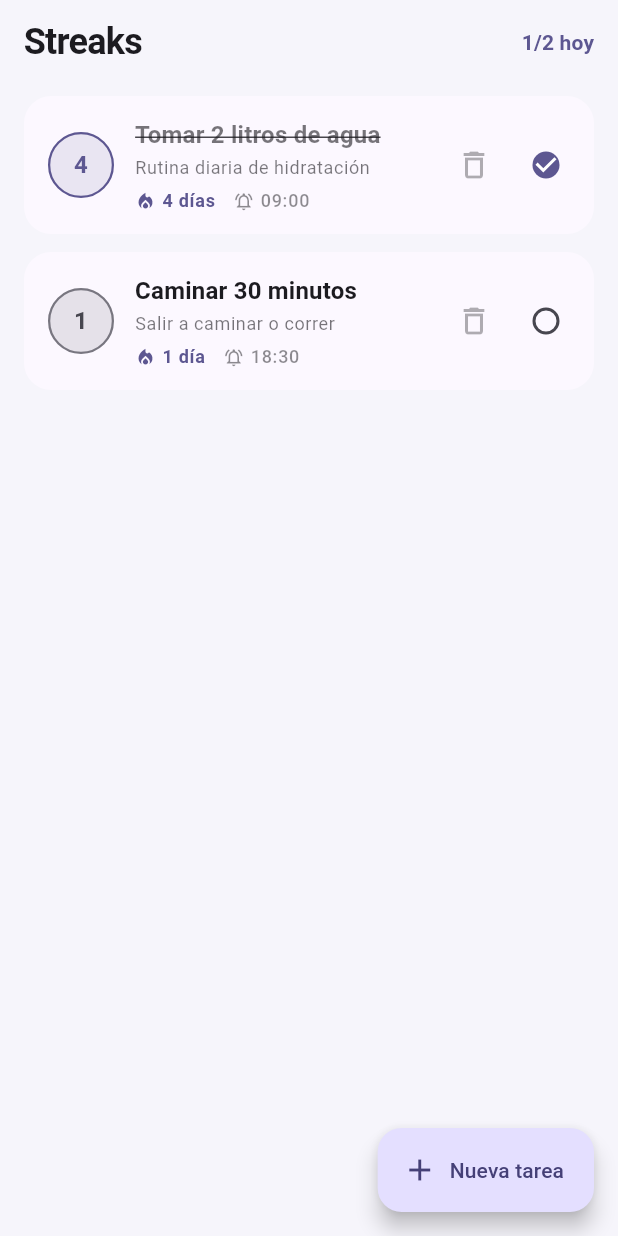
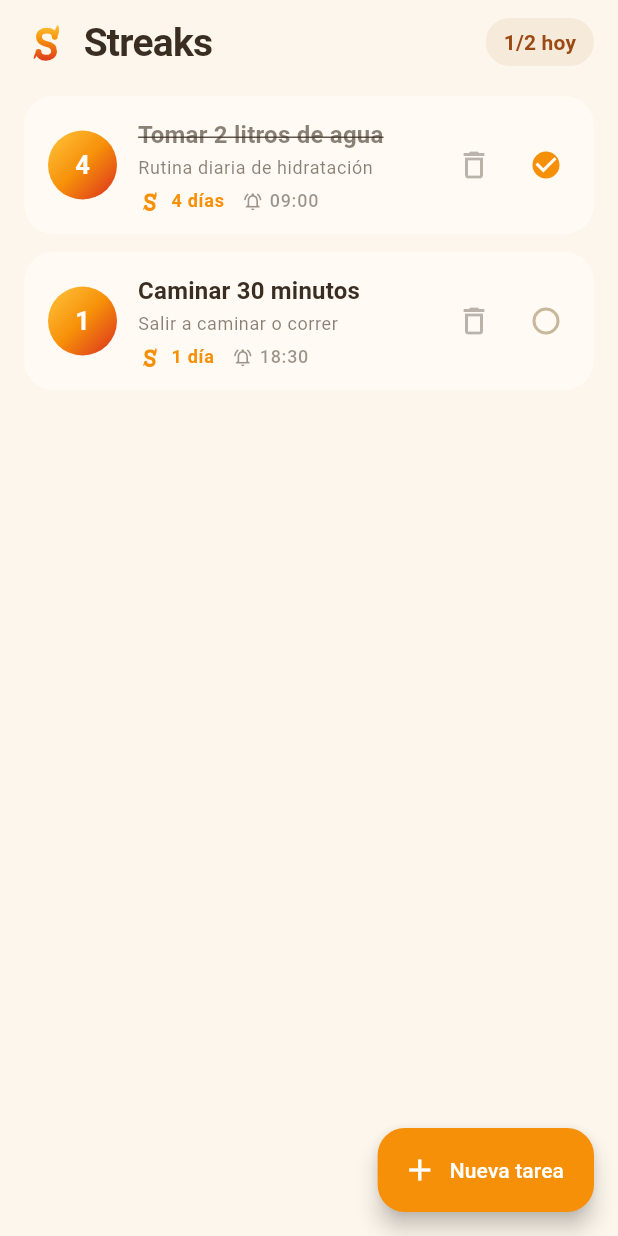
Before and after one commit to ibedoya13/streaks, a Flutter app: the screen it shows after launch, after a tap on an icon or button, on a phone screen of 412 x 824 dp. Run offline on Flutter 3.47's test engine with Material 3 defaults, Android fonts, the phone set to English and light mode, and no system bars.

Commit message:
feat: apply cream/fire palette and add flame "S" icon
Restyle the app around warm cream neutrals with orange, red and yellow
reserved for meaningful accents, and introduce the brand mark.

- lib/theme.dart: replace the purple seed with an explicit cream-based
  ColorScheme for light and dark, plus themed buttons, inputs, FAB,
  checkbox and switch.
- lib/widgets/flame_logo.dart: new FlameLogo widget painting the "S" with
  flame tongues, reusing the icon geometry so app and launcher stay in sync.
- lib/widgets/task_card.dart: fire-gradient streak badge, FlameLogo next to
  the streak count.
- lib/screens/home_screen.dart: FlameLogo in the app bar, pill-shaped
  progress counter, FlameLogo in the empty state.
- assets/icon/*.svg: icon sources (full, round, adaptive foreground,
  monochrome) generated by tool/generate_icon.py.
- tool/generate_icon.py, tool/install_android_icon.sh: icon generation and
  installation into the Android mipmap densities.
- android/app/src/main/res: launcher icons for all densities, adaptive icon
  XML and the cream background colour.

```diff
--- a/lib/screens/home_screen.dart
+++ b/lib/screens/home_screen.dart
@@ -1,7 +1,9 @@
 import 'package:flutter/material.dart';
 
 import '../models/streak_task.dart';
+import '../theme.dart';
 import '../widgets/add_task_sheet.dart';
+import '../widgets/flame_logo.dart';
 import '../widgets/task_card.dart';
 
 /// First screen of the app: the list of recurring tasks and their streaks.
@@ -79,17 +81,33 @@ class _HomeScreenState extends State<HomeScreen> {
 
     return Scaffold(
       appBar: AppBar(
-        title: const Text('Streaks'),
+        title: const Row(
+          children: [
+            FlameLogo(size: 30),
+            SizedBox(width: 10),
+            Text('Streaks'),
+          ],
+        ),
         actions: [
           if (_tasks.isNotEmpty)
             Padding(
               padding: const EdgeInsets.only(right: 16),
               child: Center(
-                child: Text(
-                  '$doneCount/${_tasks.length} hoy',
-                  style: theme.textTheme.labelLarge?.copyWith(
-                    color: theme.colorScheme.primary,
-                    fontWeight: FontWeight.w600,
+                child: Container(
+                  padding: const EdgeInsets.symmetric(
+                    horizontal: 12,
+                    vertical: 6,
+                  ),
+                  decoration: BoxDecoration(
+                    color: StreaksTheme.creamDeep,
+                    borderRadius: BorderRadius.circular(20),
+                  ),
+                  child: Text(
+                    '$doneCount/${_tasks.length} hoy',
+                    style: theme.textTheme.labelLarge?.copyWith(
+                      color: StreaksTheme.ember,
+                      fontWeight: FontWeight.w700,
+                    ),
                   ),
                 ),
               ),
@@ -134,11 +152,7 @@ class _EmptyState extends StatelessWidget {
         child: Column(
           mainAxisSize: MainAxisSize.min,
           children: [
-            Icon(
-              Icons.local_fire_department_outlined,
-              size: 64,
-              color: theme.colorScheme.primary,
-            ),
+            const FlameLogo(size: 72),
             const SizedBox(height: 16),
             Text(
               'Empieza tu primera racha',
--- a/lib/theme.dart
+++ b/lib/theme.dart
@@ -1,23 +1,82 @@
 import 'package:flutter/material.dart';
 
-/// Shared visual identity for the Streaks app.
+/// Visual identity for the Streaks app.
+///
+/// The palette is built from warm cream neutrals for the surfaces, with
+/// orange, red and yellow reserved for the accents that carry meaning:
+/// fire (streaks), danger (destructive actions) and highlights.
 class StreaksTheme {
-  static const seed = Color(0xFF6C5CE7);
+  // Warm neutrals: the canvas stays quiet so the fire colours stand out.
+  static const cream = Color(0xFFFDF6EC);
+  static const creamDeep = Color(0xFFF6EADA);
+  static const creamSurface = Color(0xFFFFFBF4);
+  static const ink = Color(0xFF3A2E22);
+  static const inkMuted = Color(0xFF8A7862);
+
+  // Fire accents.
+  static const flameYellow = Color(0xFFFFC53D);
+  static const flameOrange = Color(0xFFF79009);
+  static const flameRed = Color(0xFFD92D20);
+  static const ember = Color(0xFF9A4A12);
 
   static ThemeData light() => _build(Brightness.light);
   static ThemeData dark() => _build(Brightness.dark);
 
   static ThemeData _build(Brightness brightness) {
-    final scheme = ColorScheme.fromSeed(
-      seedColor: seed,
-      brightness: brightness,
-    );
+    final isLight = brightness == Brightness.light;
+
+    final scheme = isLight
+        ? const ColorScheme(
+            brightness: Brightness.light,
+            primary: flameOrange,
+            onPrimary: Color(0xFFFFFFFF),
+            primaryContainer: Color(0xFFFFE3BC),
+            onPrimaryContainer: ember,
+            secondary: flameRed,
+            onSecondary: Color(0xFFFFFFFF),
+            secondaryContainer: Color(0xFFFBD9D5),
+            onSecondaryContainer: Color(0xFF7A1B12),
+            tertiary: flameYellow,
+            onTertiary: Color(0xFF4A3200),
+            tertiaryContainer: Color(0xFFFFF0C7),
+            onTertiaryContainer: Color(0xFF6B4A00),
+            error: Color(0xFFB3261E),
+            onError: Color(0xFFFFFFFF),
+            surface: creamSurface,
+            onSurface: ink,
+            surfaceContainerHighest: creamDeep,
+            onSurfaceVariant: inkMuted,
+            outline: Color(0xFFC9B79B),
+            outlineVariant: Color(0xFFE7DAC6),
+          )
+        : const ColorScheme(
+            brightness: Brightness.dark,
+            primary: flameOrange,
+            onPrimary: Color(0xFF2A1500),
+            primaryContainer: Color(0xFF7A3D00),
+            onPrimaryContainer: Color(0xFFFFDDB3),
+            secondary: flameRed,
+            onSecondary: Color(0xFFFFFFFF),
+            secondaryContainer: Color(0xFF6B1F14),
+            onSecondaryContainer: Color(0xFFFFDAD4),
+            tertiary: flameYellow,
+            onTertiary: Color(0xFF3B2800),
+            tertiaryContainer: Color(0xFF5A3F00),
+            onTertiaryContainer: Color(0xFFFFE08A),
+            error: Color(0xFFFFB4AB),
+            onError: Color(0xFF690005),
+            surface: Color(0xFF241B12),
+            onSurface: Color(0xFFF3E5D6),
+            surfaceContainerHighest: Color(0xFF32271C),
+            onSurfaceVariant: Color(0xFFD3C2AE),
+            outline: Color(0xFF9C8B77),
+            outlineVariant: Color(0xFF4A3E31),
+          );
+
     return ThemeData(
       colorScheme: scheme,
       useMaterial3: true,
-      scaffoldBackgroundColor: brightness == Brightness.light
-          ? const Color(0xFFF6F5FB)
-          : scheme.surface,
+      scaffoldBackgroundColor: isLight ? cream : scheme.surface,
       appBarTheme: AppBarTheme(
         backgroundColor: Colors.transparent,
         foregroundColor: scheme.onSurface,
@@ -25,34 +84,75 @@ class StreaksTheme {
         centerTitle: false,
         titleTextStyle: TextStyle(
           color: scheme.onSurface,
-          fontSize: 24,
+          fontSize: 26,
           fontWeight: FontWeight.w700,
           letterSpacing: -0.5,
         ),
       ),
       cardTheme: CardThemeData(
         elevation: 0,
-        color: scheme.surface,
+        color: isLight ? creamSurface : scheme.surfaceContainerHighest,
         shape: RoundedRectangleBorder(
-          borderRadius: BorderRadius.circular(18),
+          borderRadius: BorderRadius.circular(20),
         ),
         margin: EdgeInsets.zero,
       ),
       inputDecorationTheme: InputDecorationTheme(
         filled: true,
-        fillColor: scheme.surfaceContainerHighest.withValues(alpha: 0.5),
+        fillColor: isLight
+            ? creamSurface
+            : scheme.surfaceContainerHighest.withValues(alpha: 0.6),
+        contentPadding: const EdgeInsets.symmetric(
+          horizontal: 16,
+          vertical: 14,
+        ),
         border: OutlineInputBorder(
           borderRadius: BorderRadius.circular(14),
-          borderSide: BorderSide.none,
+          borderSide: BorderSide(color: scheme.outlineVariant),
+        ),
+        enabledBorder: OutlineInputBorder(
+          borderRadius: BorderRadius.circular(14),
+          borderSide: BorderSide(color: scheme.outlineVariant),
+        ),
+        focusedBorder: OutlineInputBorder(
+          borderRadius: BorderRadius.circular(14),
+          borderSide: BorderSide(color: scheme.primary, width: 2),
         ),
       ),
       filledButtonTheme: FilledButtonThemeData(
         style: FilledButton.styleFrom(
+          backgroundColor: scheme.primary,
+          foregroundColor: scheme.onPrimary,
+          padding: const EdgeInsets.symmetric(horizontal: 20, vertical: 14),
           shape: RoundedRectangleBorder(
             borderRadius: BorderRadius.circular(14),
           ),
         ),
       ),
+      floatingActionButtonTheme: FloatingActionButtonThemeData(
+        backgroundColor: scheme.primary,
+        foregroundColor: scheme.onPrimary,
+        shape: RoundedRectangleBorder(
+          borderRadius: BorderRadius.circular(18),
+        ),
+      ),
+      checkboxTheme: CheckboxThemeData(
+        shape: const CircleBorder(),
+        side: BorderSide(color: scheme.outline, width: 2),
+      ),
+      switchTheme: SwitchThemeData(
+        thumbColor: WidgetStateProperty.resolveWith(
+          (states) => states.contains(WidgetState.selected)
+              ? scheme.onPrimary
+              : scheme.outline,
+        ),
+        trackColor: WidgetStateProperty.resolveWith(
+          (states) => states.contains(WidgetState.selected)
+              ? scheme.primary
+              : scheme.surfaceContainerHighest,
+        ),
+      ),
+      dividerTheme: DividerThemeData(color: scheme.outlineVariant),
     );
   }
 }
--- /dev/null
+++ b/lib/widgets/flame_logo.dart
@@ -0,0 +1,105 @@
+import 'package:flutter/material.dart';
+
+/// The Streaks mark: a flowing "S" with two flame tongues, painted with the
+/// same geometry as the launcher icon (see tool/generate_icon.py) so the app
+/// and the icon stay in sync.
+class FlameLogo extends StatelessWidget {
+  const FlameLogo({super.key, this.size = 32, this.color});
+
+  final double size;
+
+  /// When null the logo uses the yellow -> orange -> red fire ramp.
+  final Color? color;
+
+  @override
+  Widget build(BuildContext context) {
+    return SizedBox(
+      width: size,
+      height: size,
+      child: CustomPaint(painter: _FlameLogoPainter(color)),
+    );
+  }
+}
+
+class _FlameLogoPainter extends CustomPainter {
+  const _FlameLogoPainter(this.color);
+
+  final Color? color;
+
+  // The S centreline, in the icon's 1024x1024 space.
+  static final _sPath = Path()
+    ..moveTo(700, 392)
+    ..cubicTo(700, 302, 630, 255, 520, 255)
+    ..cubicTo(410, 255, 340, 305, 340, 395)
+    ..cubicTo(340, 500, 440, 545, 520, 560)
+    ..cubicTo(605, 576, 684, 615, 684, 720)
+    ..cubicTo(684, 810, 605, 870, 500, 870)
+    ..cubicTo(395, 870, 330, 820, 330, 735);
+
+  // Flame tongue rising from the top-right terminal.
+  static final _topTongue = Path()
+    ..moveTo(694, 330)
+    ..cubicTo(700, 240, 726, 180, 768, 120)
+    ..cubicTo(812, 200, 806, 300, 772, 360)
+    ..cubicTo(752, 396, 712, 386, 694, 330)
+    ..close();
+
+  // Flame tongue dropping from the bottom-left terminal.
+  static final _bottomTongue = Path()
+    ..moveTo(300, 700)
+    ..cubicTo(258, 760, 216, 826, 220, 900)
+    ..cubicTo(266, 880, 296, 826, 308, 766)
+    ..cubicTo(314, 726, 310, 706, 300, 700)
+    ..close();
+
+  static const _strokeWidth = 132.0;
+
+  @override
+  void paint(Canvas canvas, Size size) {
+    final scale = size.width / 1024;
+    canvas.save();
+    canvas.scale(scale);
+
+    final paint = Paint()
+      ..style = PaintingStyle.fill
+      ..strokeWidth = _strokeWidth
+      ..strokeCap = StrokeCap.round
+      ..strokeJoin = StrokeJoin.round;
+
+    if (color != null) {
+      paint.color = color!;
+      paint.style = PaintingStyle.fill;
+      canvas.drawPath(_topTongue, paint);
+      canvas.drawPath(_bottomTongue, paint);
+      final stroke = Paint()
+        ..style = PaintingStyle.stroke
+        ..strokeWidth = _strokeWidth
+        ..strokeCap = StrokeCap.round
+        ..strokeJoin = StrokeJoin.round
+        ..color = color!;
+      canvas.drawPath(_sPath, stroke);
+    } else {
+      paint.shader = const LinearGradient(
+        begin: Alignment.topCenter,
+        end: Alignment.bottomCenter,
+        colors: [Color(0xFFFFD54A), Color(0xFFF79009), Color(0xFFD92D20)],
+        stops: [0.0, 0.45, 1.0],
+      ).createShader(const Rect.fromLTWH(0, 0, 1024, 1024));
+      canvas.drawPath(_topTongue, paint);
+      canvas.drawPath(_bottomTongue, paint);
+      final stroke = Paint()
+        ..style = PaintingStyle.stroke
+        ..strokeWidth = _strokeWidth
+        ..strokeCap = StrokeCap.round
+        ..strokeJoin = StrokeJoin.round
+        ..shader = paint.shader;
+      canvas.drawPath(_sPath, stroke);
+    }
+
+    canvas.restore();
+  }
+
+  @override
+  bool shouldRepaint(_FlameLogoPainter oldDelegate) =>
+      oldDelegate.color != color;
+}
--- a/lib/widgets/task_card.dart
+++ b/lib/widgets/task_card.dart
@@ -1,6 +1,8 @@
 import 'package:flutter/material.dart';
 
 import '../models/streak_task.dart';
+import '../theme.dart';
+import 'flame_logo.dart';
 
 /// Card representing a single recurring task and its live streak.
 class TaskCard extends StatelessWidget {
@@ -60,16 +62,19 @@ class TaskCard extends StatelessWidget {
                     const SizedBox(height: 6),
                     Row(
                       children: [
-                        Icon(
-                          Icons.local_fire_department,
-                          size: 14,
-                          color: scheme.primary,
+                        FlameLogo(
+                          size: 16,
+                          color: streak > 0
+                              ? StreaksTheme.flameOrange
+                              : scheme.onSurfaceVariant,
                         ),
-                        const SizedBox(width: 4),
+                        const SizedBox(width: 6),
                         Text(
                           streak == 1 ? '1 día' : '$streak días',
                           style: theme.textTheme.labelMedium?.copyWith(
-                            color: scheme.primary,
+                            color: streak > 0
+                                ? StreaksTheme.flameOrange
+                                : scheme.onSurfaceVariant,
                             fontWeight: FontWeight.w600,
                           ),
                         ),
@@ -128,25 +133,37 @@ class _StreakBadge extends StatelessWidget {
   @override
   Widget build(BuildContext context) {
     final scheme = Theme.of(context).colorScheme;
-    final color = doneToday ? scheme.primary : scheme.outline;
+    final alive = doneToday || streak > 0;
 
     return Container(
-      width: 44,
-      height: 44,
+      width: 46,
+      height: 46,
       decoration: BoxDecoration(
         shape: BoxShape.circle,
-        color: doneToday
-            ? scheme.primary.withValues(alpha: 0.12)
-            : scheme.surfaceContainerHighest,
-        border: Border.all(color: color, width: 1.5),
+        gradient: alive
+            ? const LinearGradient(
+                begin: Alignment.topLeft,
+                end: Alignment.bottomRight,
+                colors: [
+                  StreaksTheme.flameYellow,
+                  StreaksTheme.flameOrange,
+                  StreaksTheme.flameRed,
+                ],
+              )
+            : null,
+        color: alive ? null : scheme.surfaceContainerHighest,
+        border: Border.all(
+          color: alive ? Colors.transparent : scheme.outline,
+          width: 1.5,
+        ),
       ),
       alignment: Alignment.center,
       child: Text(
         '$streak',
         style: TextStyle(
           fontWeight: FontWeight.w700,
-          fontSize: 16,
-          color: doneToday ? scheme.primary : scheme.onSurfaceVariant,
+          fontSize: 17,
+          color: alive ? Colors.white : scheme.onSurfaceVariant,
         ),
       ),
     );
```
Also changed, not shown: assets/icon/app_icon.svg (added), assets/icon/app_icon_foreground.svg (added), assets/icon/app_icon_monochrome.svg (added), assets/icon/app_icon_round.svg (added), 25 other files.
